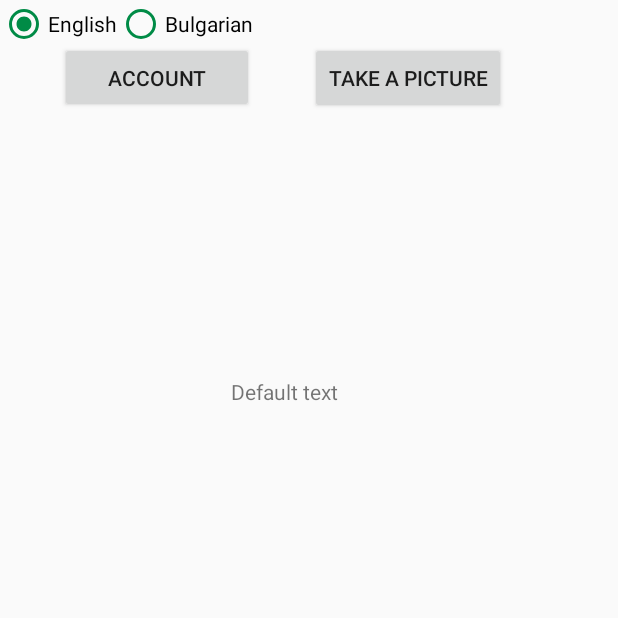
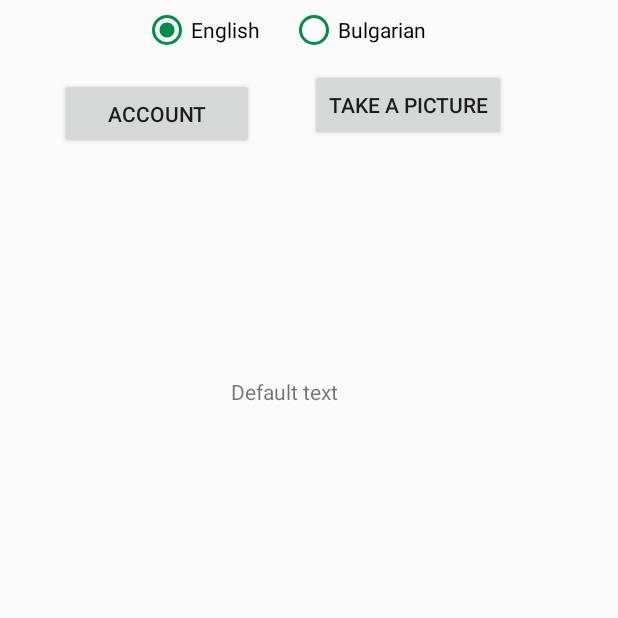
Before and after one commit to Cepe6/bill-scanner, an Android app: the screen it shows after launch (MainActivity), on a phone screen of 412 x 824 dp, the top half of it. Run offline under Robolectric (Android 15) with nearby library versions, the phone set to English and light mode, and no system bars; libraries missing offline, so code that uses them is left out: com.googlecode.tesseract, com.kinvey.android, com.kinvey.java, com.theartofdev.edmodo; plain views replace CropImageView; 4 statements that could not run were skipped.

Commit message:
Fixing radio group and buttons layout.

```diff
--- a/app/src/main/res/layout/activity_main.xml
+++ b/app/src/main/res/layout/activity_main.xml
@@ -16,7 +16,7 @@
         android:text="Take a picture"
         android:layout_marginRight="8dp"
         app:layout_constraintRight_toRightOf="parent"
-        app:layout_constraintTop_toTopOf="parent"
+        app:layout_constraintTop_toBottomOf="@+id/radio_group"
         android:layout_marginTop="8dp"
         android:layout_marginLeft="8dp"
         app:layout_constraintLeft_toLeftOf="parent"
@@ -66,26 +66,33 @@
         android:layout_height="47dp"
         android:text="Account"
         android:onClick="changeToAcc"
-        android:layout_marginRight="8dp"
-        android:layout_marginLeft="8dp"
+        android:layout_margin="8dp"
         app:layout_constraintLeft_toLeftOf="parent"
         app:layout_constraintHorizontal_bias="0.138"
         app:layout_constraintRight_toRightOf="parent"
-        android:layout_marginBottom="8dp"
         app:layout_constraintBottom_toTopOf="@+id/textArea"
-        app:layout_constraintTop_toTopOf="parent"
-        android:layout_marginTop="8dp" />
+        app:layout_constraintTop_toBottomOf="@+id/radio_group" />
 
     <RadioGroup
+        android:id="@+id/radio_group"
         android:layout_width="fill_parent"
         android:layout_height="wrap_content"
-        android:orientation="horizontal">
+        android:orientation="horizontal"
+        app:layout_constraintTop_toTopOf="parent"
+        app:layout_constraintLeft_toLeftOf="parent"
+        app:layout_constraintRight_toRightOf="parent"
+        app:layout_constraintBottom_toTopOf="@+id/account_btn"
+
+        android:gravity="center"
+        android:layout_margin="8dp">
+
         <RadioButton
             android:id="@+id/radio_eng"
             android:layout_width="wrap_content"
             android:layout_height="wrap_content"
             android:text="@string/eng_lang"
             android:checked="true"
+            android:layout_marginRight="20dp"
             android:buttonTint="@color/colorRadioButton"
             android:onClick="onRadioButtonClicked"/>
 
```
